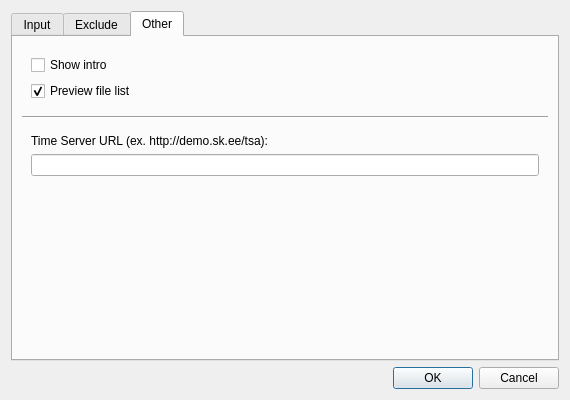
This is poc/SettingsDialog.ui in open-eid/TeRa as Qt 5 draws it before an edit. The edited form follows.
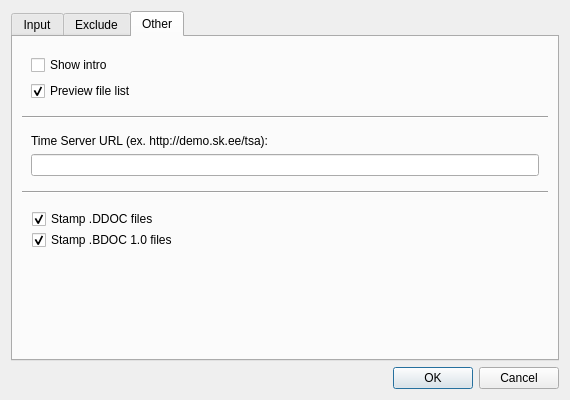
This is the edited form.

Commit message:
Option to stamp only DDOC or BDOC files added
TERA-226

Patch:
```diff
--- a/poc/SettingsDialog.ui
+++ b/poc/SettingsDialog.ui
@@ -212,23 +212,45 @@
       </attribute>
       <layout class="QGridLayout" name="gridLayout">
        <item row="4" column="0">
-        <spacer name="verticalSpacer_3">
-         <property name="orientation">
-          <enum>Qt::Vertical</enum>
-         </property>
-         <property name="sizeHint" stdset="0">
+        <widget class="QWidget" name="widget" native="true">
+         <property name="minimumSize">
           <size>
-           <width>20</width>
-           <height>40</height>
+           <width>0</width>
+           <height>60</height>
           </size>
          </property>
-        </spacer>
-       </item>
-       <item row="1" column="0">
-        <widget class="Line" name="line_2">
-         <property name="orientation">
-          <enum>Qt::Horizontal</enum>
-         </property>
+         <widget class="QCheckBox" name="cbStampDDoc">
+          <property name="geometry">
+           <rect>
+            <x>10</x>
+            <y>9</y>
+            <width>211</width>
+            <height>20</height>
+           </rect>
+          </property>
+          <property name="text">
+           <string>Stamp .DDOC files</string>
+          </property>
+          <property name="checked">
+           <bool>true</bool>
+          </property>
+         </widget>
+         <widget class="QCheckBox" name="cbStampBDoc">
+          <property name="geometry">
+           <rect>
+            <x>10</x>
+            <y>30</y>
+            <width>211</width>
+            <height>20</height>
+           </rect>
+          </property>
+          <property name="text">
+           <string>Stamp .BDOC 1.0 files</string>
+          </property>
+          <property name="checked">
+           <bool>true</bool>
+          </property>
+         </widget>
         </widget>
        </item>
        <item row="2" column="0">
@@ -276,6 +298,33 @@
          </layout>
         </widget>
        </item>
+       <item row="1" column="0">
+        <widget class="Line" name="line_2">
+         <property name="orientation">
+          <enum>Qt::Horizontal</enum>
+         </property>
+        </widget>
+       </item>
+       <item row="5" column="0">
+        <spacer name="verticalSpacer_3">
+         <property name="orientation">
+          <enum>Qt::Vertical</enum>
+         </property>
+         <property name="sizeHint" stdset="0">
+          <size>
+           <width>20</width>
+           <height>40</height>
+          </size>
+         </property>
+        </spacer>
+       </item>
+       <item row="3" column="0">
+        <widget class="Line" name="line">
+         <property name="orientation">
+          <enum>Qt::Horizontal</enum>
+         </property>
+        </widget>
+       </item>
       </layout>
      </widget>
     </widget>
```
The commit also changes 15 other files.
